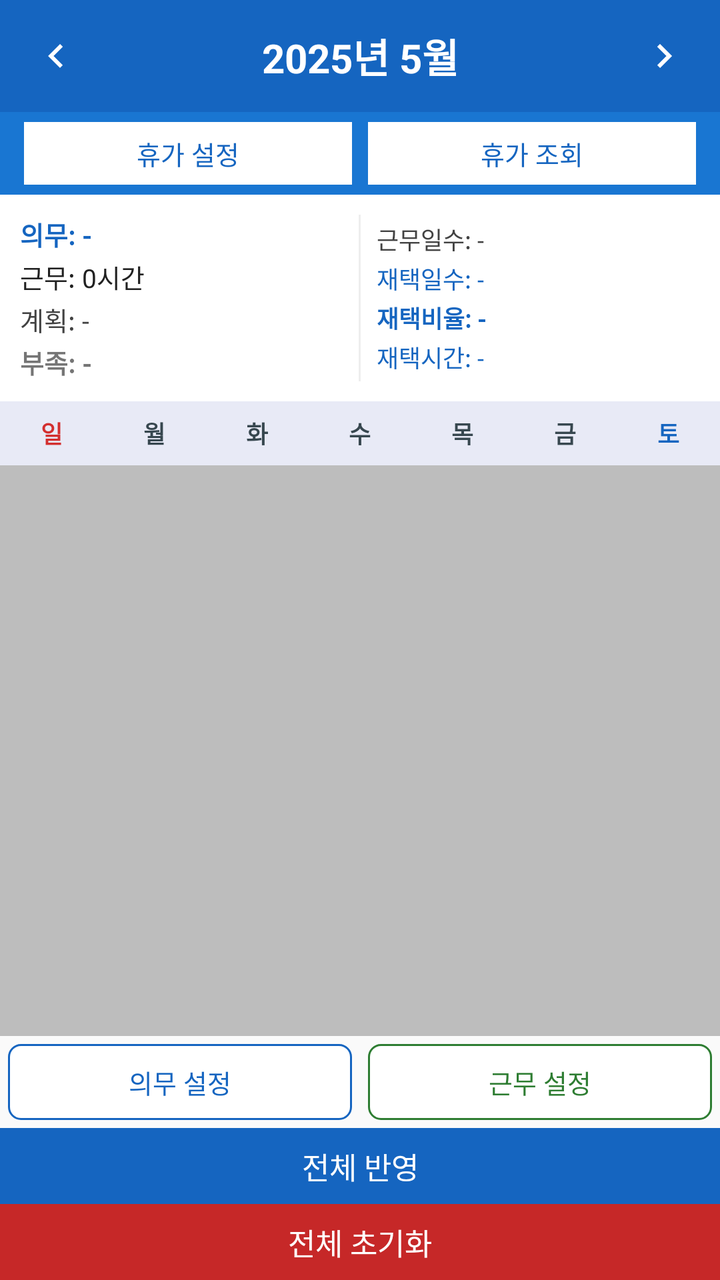
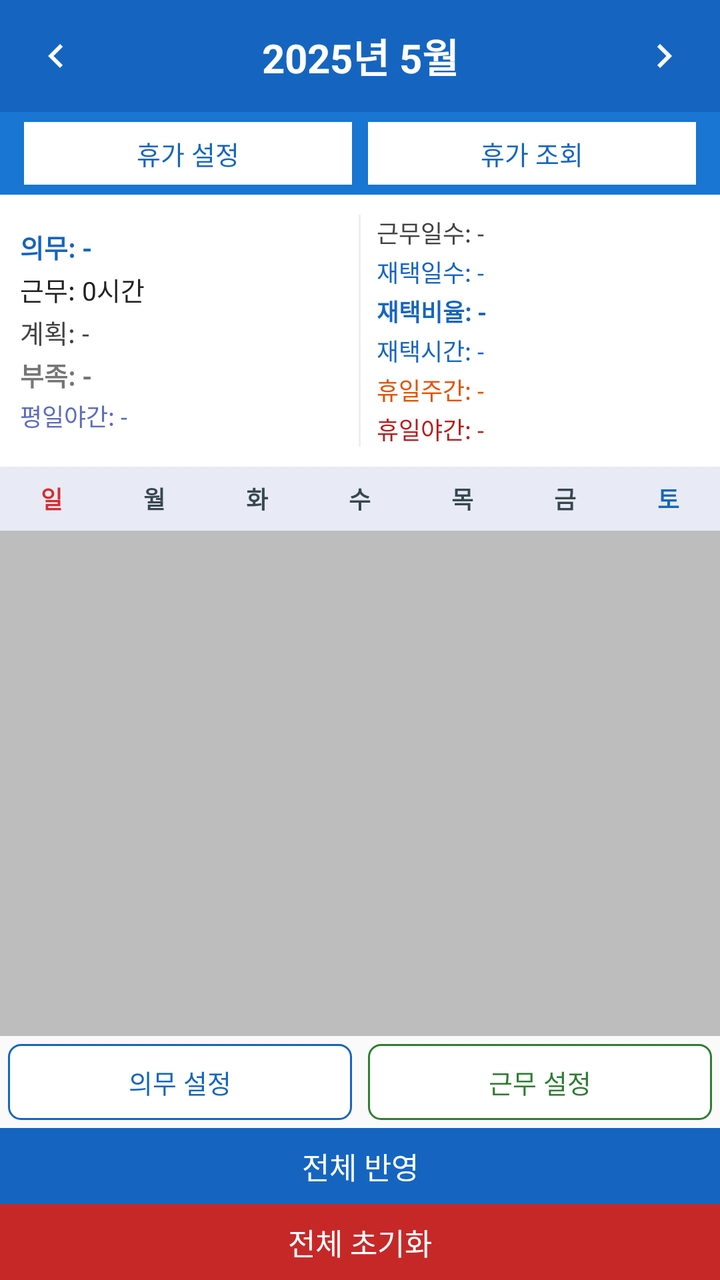

Before-and-after screenshots of an Android layout around one commit, followed by the original layout XML and the change that was made.
<!-- AndroidManifest.xml: application theme AppTheme -->
<!-- res/layout/activity_main.xml -->
<?xml version="1.0" encoding="utf-8"?>
<LinearLayout xmlns:android="http://schemas.android.com/apk/res/android"
    android:id="@+id/root_main"
    android:layout_width="match_parent"
    android:layout_height="match_parent"
    android:orientation="vertical"
    android:background="#F5F5F5">

    
    <LinearLayout
        android:layout_width="match_parent"
        android:layout_height="56dp"
        android:orientation="horizontal"
        android:gravity="center_vertical"
        android:background="#1565C0"
        android:padding="4dp">

        <ImageButton
            android:id="@+id/btn_prev_month"
            android:layout_width="48dp"
            android:layout_height="48dp"
            android:src="@drawable/ic_arrow_left"
            android:background="?attr/selectableItemBackgroundBorderless"
            android:contentDescription="이전 달" />

        <TextView
            android:id="@+id/tv_month_year"
            android:layout_width="0dp"
            android:layout_height="wrap_content"
            android:layout_weight="1"
            android:gravity="center"
            android:textSize="20sp"
            android:textColor="#FFFFFF"
            android:textStyle="bold"
            android:text="2025년 5월" />

        <ImageButton
            android:id="@+id/btn_next_month"
            android:layout_width="48dp"
            android:layout_height="48dp"
            android:src="@drawable/ic_arrow_right"
            android:background="?attr/selectableItemBackgroundBorderless"
            android:contentDescription="다음 달" />
    </LinearLayout>

    
    <LinearLayout
        android:layout_width="match_parent"
        android:layout_height="wrap_content"
        android:orientation="horizontal"
        android:background="#1976D2"
        android:paddingLeft="12dp"
        android:paddingRight="12dp"
        android:paddingTop="5dp"
        android:paddingBottom="5dp"
        android:gravity="center_vertical">

        <TextView
            android:id="@+id/btn_vacation_settings"
            android:layout_width="0dp"
            android:layout_height="wrap_content"
            android:layout_weight="1"
            android:text="휴가 설정"
            android:textColor="#1565C0"
            android:textSize="13sp"
            android:gravity="center"
            android:paddingTop="6dp"
            android:paddingBottom="6dp"
            android:background="#FFFFFF"
            android:clickable="true"
            android:focusable="true"
            android:layout_marginEnd="4dp" />

        <TextView
            android:id="@+id/btn_vacation_query"
            android:layout_width="0dp"
            android:layout_height="wrap_content"
            android:layout_weight="1"
            android:text="휴가 조회"
            android:textColor="#1565C0"
            android:textSize="13sp"
            android:gravity="center"
            android:paddingTop="6dp"
            android:paddingBottom="6dp"
            android:background="#FFFFFF"
            android:clickable="true"
            android:focusable="true"
            android:layout_marginStart="4dp" />
    </LinearLayout>

    
    <LinearLayout
        android:layout_width="match_parent"
        android:layout_height="wrap_content"
        android:orientation="horizontal"
        android:background="#FFFFFF"
        android:padding="10dp"
        android:gravity="center_vertical">

        
        <LinearLayout
            android:layout_width="0dp"
            android:layout_height="wrap_content"
            android:layout_weight="1"
            android:orientation="vertical">

            <TextView
                android:id="@+id/tv_duty"
                android:layout_width="wrap_content"
                android:layout_height="wrap_content"
                android:textSize="13sp"
                android:textColor="#1565C0"
                android:textStyle="bold"
                android:text="의무: -" />

            <TextView
                android:id="@+id/tv_work"
                android:layout_width="wrap_content"
                android:layout_height="wrap_content"
                android:textSize="13sp"
                android:textColor="#212121"
                android:layout_marginTop="2dp"
                android:text="근무: 0시간" />

            <TextView
                android:id="@+id/tv_plan"
                android:layout_width="wrap_content"
                android:layout_height="wrap_content"
                android:textSize="13sp"
                android:textColor="#424242"
                android:layout_marginTop="2dp"
                android:text="계획: -" />

            <TextView
                android:id="@+id/tv_shortage"
                android:layout_width="wrap_content"
                android:layout_height="wrap_content"
                android:textSize="13sp"
                android:textStyle="bold"
                android:layout_marginTop="2dp"
                android:text="부족: -" />
        </LinearLayout>

        
        <View
            android:layout_width="1dp"
            android:layout_height="match_parent"
            android:background="#EEEEEE"
            android:layout_marginStart="8dp"
            android:layout_marginEnd="8dp" />

        
        <LinearLayout
            android:layout_width="0dp"
            android:layout_height="wrap_content"
            android:layout_weight="1"
            android:orientation="vertical">

            <TextView
                android:id="@+id/tv_work_days"
                android:layout_width="wrap_content"
                android:layout_height="wrap_content"
                android:textSize="12sp"
                android:textColor="#424242"
                android:text="근무일수: -" />

            <TextView
                android:id="@+id/tv_remote_days"
                android:layout_width="wrap_content"
                android:layout_height="wrap_content"
                android:textSize="12sp"
                android:textColor="#1565C0"
                android:layout_marginTop="2dp"
                android:text="재택일수: -" />

            <TextView
                android:id="@+id/tv_remote_ratio"
                android:layout_width="wrap_content"
                android:layout_height="wrap_content"
                android:textSize="12sp"
                android:textColor="#1565C0"
                android:textStyle="bold"
                android:layout_marginTop="2dp"
                android:text="재택비율: -" />

            <TextView
                android:id="@+id/tv_remote_hours"
                android:layout_width="wrap_content"
                android:layout_height="wrap_content"
                android:textSize="12sp"
                android:textColor="#1565C0"
                android:layout_marginTop="2dp"
                android:text="재택시간: -" />
        </LinearLayout>
    </LinearLayout>

    
    <LinearLayout
        android:layout_width="match_parent"
        android:layout_height="32dp"
        android:orientation="horizontal"
        android:background="#E8EAF6">

        <TextView android:layout_width="0dp" android:layout_height="match_parent"
            android:layout_weight="1" android:gravity="center"
            android:text="일" android:textColor="#D32F2F" android:textStyle="bold" android:textSize="12sp"/>
        <TextView android:layout_width="0dp" android:layout_height="match_parent"
            android:layout_weight="1" android:gravity="center"
            android:text="월" android:textColor="#37474F" android:textStyle="bold" android:textSize="12sp"/>
        <TextView android:layout_width="0dp" android:layout_height="match_parent"
            android:layout_weight="1" android:gravity="center"
            android:text="화" android:textColor="#37474F" android:textStyle="bold" android:textSize="12sp"/>
        <TextView android:layout_width="0dp" android:layout_height="match_parent"
            android:layout_weight="1" android:gravity="center"
            android:text="수" android:textColor="#37474F" android:textStyle="bold" android:textSize="12sp"/>
        <TextView android:layout_width="0dp" android:layout_height="match_parent"
            android:layout_weight="1" android:gravity="center"
            android:text="목" android:textColor="#37474F" android:textStyle="bold" android:textSize="12sp"/>
        <TextView android:layout_width="0dp" android:layout_height="match_parent"
            android:layout_weight="1" android:gravity="center"
            android:text="금" android:textColor="#37474F" android:textStyle="bold" android:textSize="12sp"/>
        <TextView android:layout_width="0dp" android:layout_height="match_parent"
            android:layout_weight="1" android:gravity="center"
            android:text="토" android:textColor="#1565C0" android:textStyle="bold" android:textSize="12sp"/>
    </LinearLayout>

    
    <GridView
        android:id="@+id/grid_calendar"
        android:layout_width="match_parent"
        android:layout_height="0dp"
        android:layout_weight="1"
        android:numColumns="7"
        android:stretchMode="columnWidth"
        android:horizontalSpacing="1dp"
        android:verticalSpacing="1dp"
        android:background="#BDBDBD"
        android:padding="1dp" />

    
    <LinearLayout
        android:layout_width="match_parent"
        android:layout_height="wrap_content"
        android:orientation="horizontal"
        android:background="#FAFAFA">

        <TextView
            android:id="@+id/btn_set_target"
            android:layout_width="0dp"
            android:layout_height="38dp"
            android:layout_weight="1"
            android:gravity="center"
            android:text="의무 설정"
            android:textColor="#1565C0"
            android:textSize="13sp"
            android:background="@drawable/bg_outlined_button"
            android:clickable="true"
            android:focusable="true"
            android:layout_margin="4dp" />

        <TextView
            android:id="@+id/btn_work_settings"
            android:layout_width="0dp"
            android:layout_height="38dp"
            android:layout_weight="1"
            android:gravity="center"
            android:text="근무 설정"
            android:textColor="#2E7D32"
            android:textSize="13sp"
            android:background="@drawable/bg_work_settings_button"
            android:clickable="true"
            android:focusable="true"
            android:layout_margin="4dp" />
    </LinearLayout>

    
    <TextView
        android:id="@+id/btn_bulk_apply"
        android:layout_width="match_parent"
        android:layout_height="38dp"
        android:gravity="center"
        android:text="전체 반영"
        android:textSize="15sp"
        android:textColor="#FFFFFF"
        android:background="#1565C0"
        android:clickable="true"
        android:focusable="true" />

    
    <TextView
        android:id="@+id/btn_reset"
        android:layout_width="match_parent"
        android:layout_height="38dp"
        android:gravity="center"
        android:text="전체 초기화"
        android:textSize="15sp"
        android:textColor="#FFFFFF"
        android:background="#C62828"
        android:clickable="true"
        android:focusable="true" />

</LinearLayout>
<!-- resources referenced by this layout -->
<resources>
  <!-- drawable bg_outlined_button (drawable) -->
  <?xml version="1.0" encoding="utf-8"?>
  <shape xmlns:android="http://schemas.android.com/apk/res/android"
      android:shape="rectangle">
      <solid android:color="#FFFFFF" />
      <stroke android:width="1dp" android:color="#1565C0" />
      <corners android:radius="6dp" />
  </shape>
  <!-- drawable bg_work_settings_button (drawable) -->
  <?xml version="1.0" encoding="utf-8"?>
  <shape xmlns:android="http://schemas.android.com/apk/res/android"
      android:shape="rectangle">
      <solid android:color="#FFFFFF" />
      <stroke android:width="1dp" android:color="#2E7D32" />
      <corners android:radius="6dp" />
  </shape>
  <!-- drawable ic_arrow_left (drawable) -->
  <?xml version="1.0" encoding="utf-8"?>
  <vector xmlns:android="http://schemas.android.com/apk/res/android"
      android:width="24dp"
      android:height="24dp"
      android:viewportWidth="24"
      android:viewportHeight="24">
      <path
          android:fillColor="#FFFFFF"
          android:pathData="M15.41,16.59L10.83,12l4.58,-4.59L14,6l-6,6 6,6 1.41,-1.41z" />
  </vector>
  <!-- drawable ic_arrow_right (drawable) -->
  <?xml version="1.0" encoding="utf-8"?>
  <vector xmlns:android="http://schemas.android.com/apk/res/android"
      android:width="24dp"
      android:height="24dp"
      android:viewportWidth="24"
      android:viewportHeight="24">
      <path
          android:fillColor="#FFFFFF"
          android:pathData="M8.59,16.59L13.17,12 8.59,7.41 10,6l6,6 -6,6 -1.41,-1.41z" />
  </vector>
  <style name="AppTheme" parent="Theme.AppCompat.Light.NoActionBar">
          <item name="colorPrimary">@color/colorPrimary</item>
          <item name="colorPrimaryDark">@color/colorPrimaryDark</item>
          <item name="colorAccent">@color/colorAccent</item>
      </style>
  <color name="colorPrimary">#1565C0</color>
  <color name="colorPrimaryDark">#0D47A1</color>
  <color name="colorAccent">#E65100</color>
</resources>

<!-- the commit's change to res/layout/activity_main.xml (unified diff, before → after) -->
@@ -139,6 +139,15 @@
                 android:textStyle="bold"
                 android:layout_marginTop="2dp"
                 android:text="부족: -" />
+
+            <TextView
+                android:id="@+id/tv_weekday_night"
+                android:layout_width="wrap_content"
+                android:layout_height="wrap_content"
+                android:textSize="12sp"
+                android:textColor="#5C6BC0"
+                android:layout_marginTop="2dp"
+                android:text="평일야간: -" />
         </LinearLayout>
 
         
@@ -191,6 +200,24 @@
                 android:textColor="#1565C0"
                 android:layout_marginTop="2dp"
                 android:text="재택시간: -" />
+
+            <TextView
+                android:id="@+id/tv_holiday_day"
+                android:layout_width="wrap_content"
+                android:layout_height="wrap_content"
+                android:textSize="12sp"
+                android:textColor="#E65100"
+                android:layout_marginTop="2dp"
+                android:text="휴일주간: -" />
+
+            <TextView
+                android:id="@+id/tv_holiday_night"
+                android:layout_width="wrap_content"
+                android:layout_height="wrap_content"
+                android:textSize="12sp"
+                android:textColor="#B71C1C"
+                android:layout_marginTop="2dp"
+                android:text="휴일야간: -" />
         </LinearLayout>
     </LinearLayout>
 
